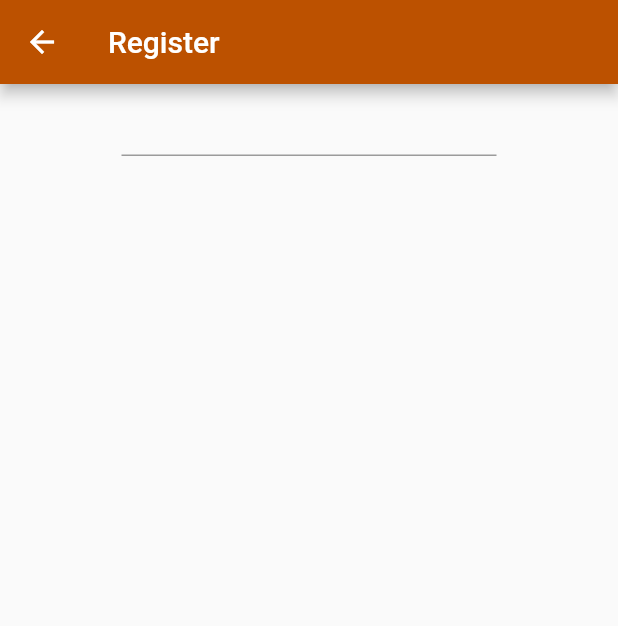
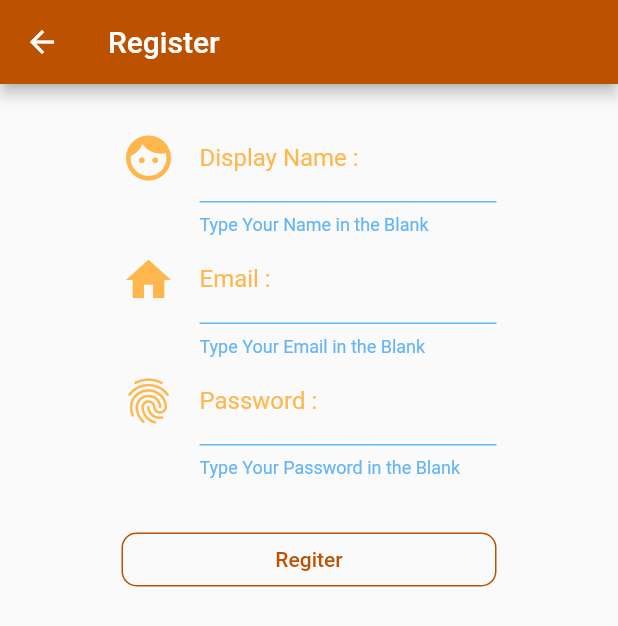
Before and after one commit to KalaMinute/Air4tor, a Flutter app: the screen it shows after launch, after a tap on "New Register", on a phone screen of 412 x 824 dp. Shown: the top 626 px of the screen. Run offline on Flutter 3.47's test engine with Material 2 defaults, Android fonts, the phone set to English and light mode, and no system bars; our stand-ins replace google_fonts.

Commit message:
Design UI register Success

```diff
--- a/lib/widget/authen.dart
+++ b/lib/widget/authen.dart
@@ -103,7 +103,7 @@
         decoration: BoxDecoration(
           gradient: RadialGradient(
             colors: <Color>[Colors.white, Mystyle().primaryColor],
-            radius: 0.9,
+            radius: 1.1,
           ),
         ),
         child: Center(
--- a/lib/widget/register.dart
+++ b/lib/widget/register.dart
@@ -12,16 +12,114 @@
   // Method
 
   Widget nameForm() {
-    return Row(mainAxisAlignment: MainAxisAlignment.center,
+    Color color1 = Colors.orange.shade300;
+    Color color2 = Colors.blue.shade300;
+    return Row(
+      mainAxisAlignment: MainAxisAlignment.center,
       children: <Widget>[
         Container(
           width: 250.0,
-          child: TextField(),
+          child: TextField(
+            decoration: InputDecoration(
+              enabledBorder:
+                  UnderlineInputBorder(borderSide: BorderSide(color: color2)),
+              helperStyle: TextStyle(color: color2),
+              labelStyle: TextStyle(color: color1),
+              icon: Icon(
+                Icons.face,
+                size: 36.0,
+                color: color1,
+              ),
+              helperText: 'Type Your Name in the Blank', // อันนี้คือด้านล่าง
+              labelText: 'Display Name :', // อันนี้คือด้านบน
+            ),
+          ),
+        ),
+      ],
+    );
+  }
+////////////////////////////////////////
+
+  Widget emailForm() {
+    Color color1 = Colors.orange.shade300;
+    Color color2 = Colors.blue.shade300;
+    return Row(
+      mainAxisAlignment: MainAxisAlignment.center,
+      children: <Widget>[
+        Container(
+          width: 250.0,
+          child: TextField(
+            keyboardType: TextInputType.emailAddress,
+            decoration: InputDecoration(
+              enabledBorder:
+                  UnderlineInputBorder(borderSide: BorderSide(color: color2)),
+              helperStyle: TextStyle(color: color2),
+              labelStyle: TextStyle(color: color1),
+              icon: Icon(
+                Icons.home,
+                size: 36.0,
+                color: color1,
+              ),
+              helperText: 'Type Your Email in the Blank',
+              labelText: 'Email :',
+            ),
+          ),
         ),
       ],
     );
   }
 
+  /////////////////////////////
+
+  Widget passForm() {
+    Color color1 = Colors.orange.shade300;
+    Color color2 = Colors.blue.shade300;
+    return Row(
+      mainAxisAlignment: MainAxisAlignment.center,
+      children: <Widget>[
+        Container(
+          width: 250.0,
+          child: TextField(
+            decoration: InputDecoration(
+              enabledBorder:
+                  UnderlineInputBorder(borderSide: BorderSide(color: color2)),
+              helperStyle: TextStyle(color: color2),
+              labelStyle: TextStyle(color: color1),
+              icon: Icon(
+                Icons.fingerprint,
+                size: 36.0,
+                color: color1,
+              ),
+              helperText: 'Type Your Password in the Blank',
+              labelText: 'Password :',
+            ),
+          ),
+        ),
+      ],
+    );
+  }
+
+  //////////////////////
+
+  Widget registerButton() {
+    // สร้างปุ่ม
+    return Container(
+      margin: EdgeInsets.only(top: 30.0), //ระยะห่างจากตัวข้างบน
+      width: 250.0,
+      child: OutlineButton(
+        shape:
+            RoundedRectangleBorder(borderRadius: BorderRadius.circular(10.0)), // ปรับความมนของปุ่ม
+        borderSide: BorderSide(color: Mystyle().darkColor), // สีขอบของปุ่ม
+        child: Text('Regiter',style: TextStyle(color: Mystyle().darkColor),), //อักษรและสีอักษร
+        onPressed: () {},
+      ),
+    );
+  }
+
+  /////////////////////////////////
+  ////////////////////////////////
+  ///////////////////////////////
+  ///
   @override
   Widget build(BuildContext context) {
     return Scaffold(
@@ -29,10 +127,19 @@
         title: Text('Register'),
         backgroundColor: Mystyle().darkColor,
       ),
-      body: Column(
-        children: <Widget>[
-          nameForm(),
-        ],
+      body: SingleChildScrollView(
+        // ทำให้หน้าจอมันเลื่อนได้
+        child: Container(
+          margin: EdgeInsets.only(top: 20.0),
+          child: Column(
+            children: <Widget>[
+              nameForm(),
+              emailForm(),
+              passForm(),
+              registerButton(),
+            ],
+          ),
+        ),
       ),
     );
   }
```
